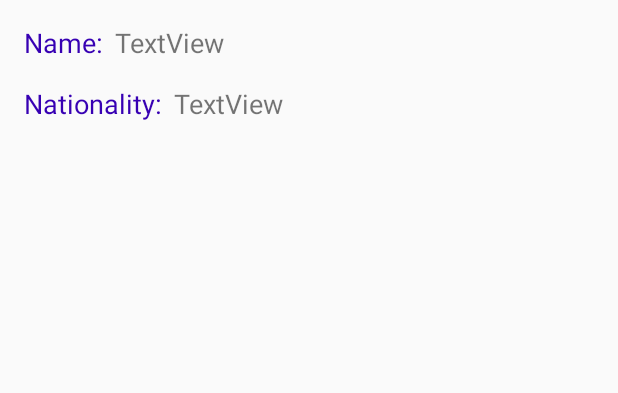
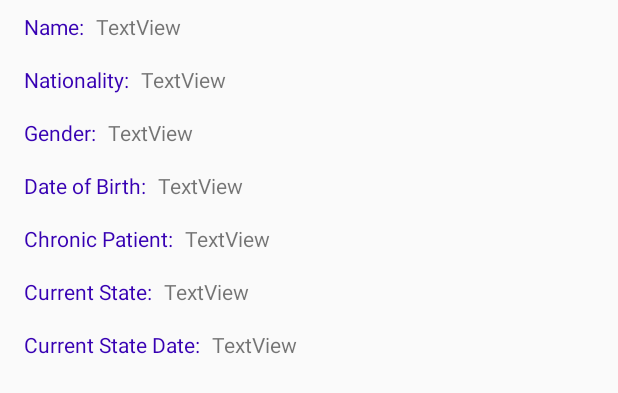
Before and after one commit to BadGomez/Projeto_Final, an Android app: the layout item_paciente.xml on its own in the app's theme, with its tools: preview values and no code run, on a phone screen of 412 x 824 dp. Shown: the top 393 px of the screen. Run offline under Robolectric (Android 15) with nearby library versions, the phone set to English and light mode, and no system bars.

Commit message:
layout para recyclerView Completo

```diff
--- a/app/src/main/java/com/example/projeto_final/AdaptadorPacientes.java
+++ b/app/src/main/java/com/example/projeto_final/AdaptadorPacientes.java
@@ -65,7 +65,5 @@ public class AdaptadorPacientes extends RecyclerView.Adapter<AdaptadorPacientes.
         public void setPaciente(Paciente paciente) {
             this.paciente = paciente;
         }
-
-
     }
 }
--- a/app/src/main/res/layout/item_paciente.xml
+++ b/app/src/main/res/layout/item_paciente.xml
@@ -3,7 +3,7 @@
     xmlns:app="http://schemas.android.com/apk/res-auto"
     xmlns:tools="http://schemas.android.com/tools"
     android:layout_width="match_parent"
-    android:layout_height="200dp">
+    android:layout_height="250dp">
 
     <TextView
         android:id="@+id/NomePessoaPaciente"
@@ -11,10 +11,10 @@
         android:layout_height="wrap_content"
         android:layout_marginStart="16dp"
         android:layout_marginLeft="16dp"
-        android:layout_marginTop="16dp"
+        android:layout_marginTop="8dp"
         android:text="@string/Name_name"
         android:textColor="@color/colorPrimaryDark"
-        android:textSize="18sp"
+        android:textSize="14sp"
         app:layout_constraintStart_toStartOf="parent"
         app:layout_constraintTop_toTopOf="parent" />
 
@@ -27,25 +27,25 @@
         android:layout_marginEnd="16dp"
         android:layout_marginRight="16dp"
         android:text="TextView"
-        android:textSize="18sp"
+        android:textSize="14sp"
         app:layout_constraintBaseline_toBaselineOf="@+id/NomePessoaPaciente"
         app:layout_constraintEnd_toEndOf="parent"
         app:layout_constraintStart_toEndOf="@+id/NomePessoaPaciente" />
 
     <TextView
-        android:id="@+id/textViewPaisPaciente"
+        android:id="@+id/PaisPaciente"
         android:layout_width="wrap_content"
         android:layout_height="wrap_content"
         android:layout_marginStart="16dp"
         android:layout_marginLeft="16dp"
         android:text="@string/Pais_pais"
         android:textColor="@color/colorPrimaryDark"
-        android:textSize="18sp"
-        app:layout_constraintBaseline_toBaselineOf="@+id/textView15"
+        android:textSize="14sp"
+        app:layout_constraintBaseline_toBaselineOf="@+id/textViewPaisPaciente"
         app:layout_constraintStart_toStartOf="parent" />
 
     <TextView
-        android:id="@+id/textView15"
+        android:id="@+id/textViewPaisPaciente"
         android:layout_width="0dp"
         android:layout_height="wrap_content"
         android:layout_marginStart="8dp"
@@ -54,8 +54,145 @@
         android:layout_marginEnd="16dp"
         android:layout_marginRight="16dp"
         android:text="TextView"
-        android:textSize="18sp"
+        android:textSize="14sp"
         app:layout_constraintEnd_toEndOf="parent"
-        app:layout_constraintStart_toEndOf="@+id/textViewPaisPaciente"
+        app:layout_constraintStart_toEndOf="@+id/PaisPaciente"
         app:layout_constraintTop_toBottomOf="@+id/textViewNomePaciente" />
+
+    <TextView
+        android:id="@+id/GeneroPaciente"
+        android:layout_width="wrap_content"
+        android:layout_height="wrap_content"
+        android:layout_marginStart="16dp"
+        android:layout_marginLeft="16dp"
+        android:layout_marginTop="16dp"
+        android:text="@string/Genero_genero"
+        android:textColor="@color/colorPrimaryDark"
+        android:textSize="14sp"
+        app:layout_constraintStart_toStartOf="parent"
+        app:layout_constraintTop_toBottomOf="@+id/PaisPaciente" />
+
+    <TextView
+        android:id="@+id/textViewGeneroPaciente"
+        android:layout_width="0dp"
+        android:layout_height="wrap_content"
+        android:layout_marginStart="8dp"
+        android:layout_marginLeft="8dp"
+        android:layout_marginTop="16dp"
+        android:layout_marginEnd="16dp"
+        android:layout_marginRight="16dp"
+        android:text="TextView"
+        android:textSize="14sp"
+        app:layout_constraintEnd_toEndOf="parent"
+        app:layout_constraintStart_toEndOf="@+id/GeneroPaciente"
+        app:layout_constraintTop_toBottomOf="@+id/PaisPaciente" />
+
+    <TextView
+        android:id="@+id/DataAniversario"
+        android:layout_width="wrap_content"
+        android:layout_height="wrap_content"
+        android:layout_marginStart="16dp"
+        android:layout_marginLeft="16dp"
+        android:layout_marginTop="16dp"
+        android:text="@string/Data_Nascimento"
+        android:textColor="@color/colorPrimaryDark"
+        android:textSize="14sp"
+        app:layout_constraintStart_toStartOf="parent"
+        app:layout_constraintTop_toBottomOf="@+id/GeneroPaciente" />
+
+    <TextView
+        android:id="@+id/textViewDataAnivPaciente"
+        android:layout_width="0dp"
+        android:layout_height="wrap_content"
+        android:layout_marginStart="8dp"
+        android:layout_marginLeft="8dp"
+        android:layout_marginTop="16dp"
+        android:layout_marginEnd="16dp"
+        android:layout_marginRight="16dp"
+        android:text="TextView"
+        android:textSize="14sp"
+        app:layout_constraintEnd_toEndOf="parent"
+        app:layout_constraintStart_toEndOf="@+id/DataAniversario"
+        app:layout_constraintTop_toBottomOf="@+id/textViewGeneroPaciente" />
+
+    <TextView
+        android:id="@+id/PacienteCronico"
+        android:layout_width="wrap_content"
+        android:layout_height="wrap_content"
+        android:layout_marginStart="16dp"
+        android:layout_marginLeft="16dp"
+        android:layout_marginTop="16dp"
+        android:text="@string/DoenteCronico"
+        android:textColor="@color/colorPrimaryDark"
+        android:textSize="14sp"
+        app:layout_constraintStart_toStartOf="parent"
+        app:layout_constraintTop_toBottomOf="@+id/DataAniversario" />
+
+    <TextView
+        android:id="@+id/EstadoAtual"
+        android:layout_width="wrap_content"
+        android:layout_height="wrap_content"
+        android:layout_marginStart="16dp"
+        android:layout_marginLeft="16dp"
+        android:layout_marginTop="16dp"
+        android:text="@string/Estado_Atual"
+        android:textColor="@color/colorPrimaryDark"
+        android:textSize="14sp"
+        app:layout_constraintStart_toStartOf="parent"
+        app:layout_constraintTop_toBottomOf="@+id/PacienteCronico" />
+
+    <TextView
+        android:id="@+id/DataEstadoAtual"
+        android:layout_width="wrap_content"
+        android:layout_height="wrap_content"
+        android:layout_marginStart="16dp"
+        android:layout_marginLeft="16dp"
+        android:layout_marginTop="16dp"
+        android:text="@string/Data_est_atual"
+        android:textColor="@color/colorPrimaryDark"
+        android:textSize="14sp"
+        app:layout_constraintStart_toStartOf="parent"
+        app:layout_constraintTop_toBottomOf="@+id/EstadoAtual" />
+
+    <TextView
+        android:id="@+id/textViewPacienteCronico"
+        android:layout_width="0dp"
+        android:layout_height="wrap_content"
+        android:layout_marginStart="8dp"
+        android:layout_marginLeft="8dp"
+        android:layout_marginTop="16dp"
+        android:layout_marginEnd="16dp"
+        android:layout_marginRight="16dp"
+        android:text="TextView"
+        app:layout_constraintEnd_toEndOf="parent"
+        app:layout_constraintStart_toEndOf="@+id/PacienteCronico"
+        app:layout_constraintTop_toBottomOf="@+id/textViewDataAnivPaciente" />
+
+    <TextView
+        android:id="@+id/textViewEstadoAtual"
+        android:layout_width="0dp"
+        android:layout_height="wrap_content"
+        android:layout_marginStart="8dp"
+        android:layout_marginLeft="8dp"
+        android:layout_marginTop="16dp"
+        android:layout_marginEnd="16dp"
+        android:layout_marginRight="16dp"
+        android:text="TextView"
+        app:layout_constraintEnd_toEndOf="parent"
+        app:layout_constraintStart_toEndOf="@+id/EstadoAtual"
+        app:layout_constraintTop_toBottomOf="@+id/textViewPacienteCronico" />
+
+    <TextView
+        android:id="@+id/textViewDataEstadoAtual"
+        android:layout_width="0dp"
+        android:layout_height="wrap_content"
+        android:layout_marginStart="8dp"
+        android:layout_marginLeft="8dp"
+        android:layout_marginTop="16dp"
+        android:layout_marginEnd="16dp"
+        android:layout_marginRight="16dp"
+        android:text="TextView"
+        app:layout_constraintEnd_toEndOf="parent"
+        app:layout_constraintStart_toEndOf="@+id/DataEstadoAtual"
+        app:layout_constraintTop_toBottomOf="@+id/textViewEstadoAtual" />
 </androidx.constraintlayout.widget.ConstraintLayout>
--- a/app/src/main/res/values/strings.xml
+++ b/app/src/main/res/values/strings.xml
@@ -81,4 +81,5 @@
     <string name="noticias">imagemFuncoNoticias</string>
     <string name="Name_name">Name:</string>
     <string name="Pais_pais">Nationality:</string>
+    <string name="Genero_genero">Gender:</string>
 </resources>
```
Also changed, not shown: 1 other file.
